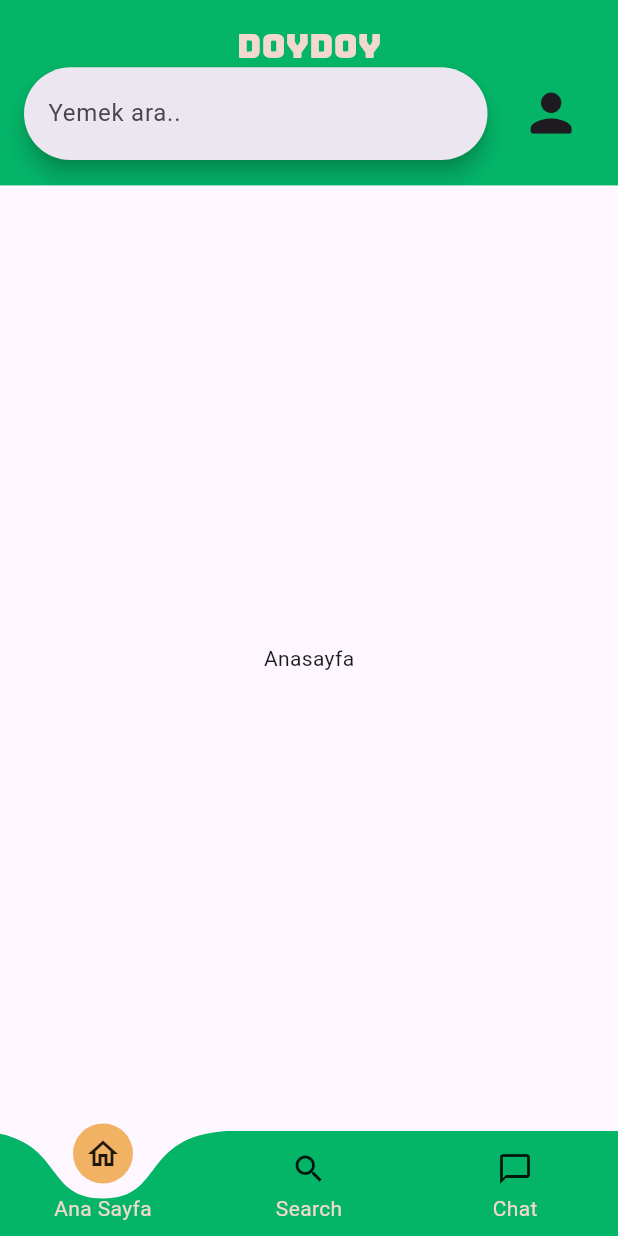
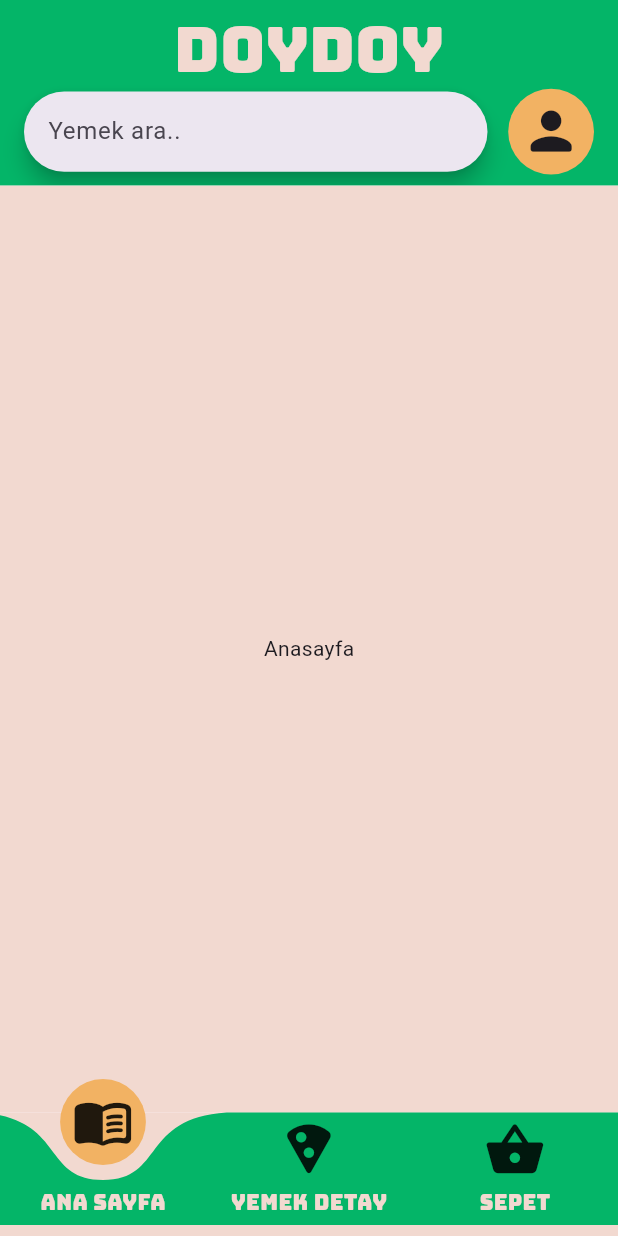
Before and after one commit to muratemreates/Yemek_Uygulamasi_bitirme_projesi, a Flutter app: the screen it shows after launch, on a phone screen of 412 x 824 dp. Run offline on Flutter 3.47's test engine with Material 3 defaults, Android fonts, the phone set to English and light mode, and no system bars; drawn by our look-alikes of curved_labeled_navigation_bar; our stand-ins replace google_fonts.

Commit message:
Çoklu ekran fonksiyonu eklendi tasarım iyilşetirmeleri yapıldı

```diff
--- a/lib/main.dart
+++ b/lib/main.dart
@@ -1,7 +1,9 @@
 import 'package:flutter/material.dart';
 import 'package:curved_labeled_navigation_bar/curved_navigation_bar.dart';
 import 'package:curved_labeled_navigation_bar/curved_navigation_bar_item.dart';
-import 'package:yemek_uygulamasi_bp/models/renklr.dart';
+import 'package:google_fonts/google_fonts.dart';
+import 'package:yemek_uygulamasi_bp/models/ekran_boyut.dart';
+import 'package:yemek_uygulamasi_bp/models/renkler.dart';
 import 'package:yemek_uygulamasi_bp/ui/views/anasayfa.dart';
 import 'package:yemek_uygulamasi_bp/ui/views/detay_sayfa.dart';
 import 'package:yemek_uygulamasi_bp/ui/views/sepet_sayfa.dart';
@@ -29,31 +31,37 @@ class _MyAppState extends State<MyApp> {
       home: Scaffold(
         body: sayfalar[index],
         bottomNavigationBar: CurvedNavigationBar(
+          iconPadding: EkranBoyut.yukseklik(context, 0.0175),
           animationCurve: Curves.elasticInOut,
-          animationDuration: Durations.extralong1,
+          animationDuration: Durations.long1,
           buttonBackgroundColor: Renkler().sari,
-          height: 70,
-          backgroundColor: Colors.transparent,
+          height: EkranBoyut.yukseklik(context, 0.1),
+          backgroundColor: Renkler().beyaz,
           color: Renkler().yesil,
           items: [
             CurvedNavigationBarItem(
-              labelStyle: TextStyle(color: Renkler().beyaz),
-              child: const Icon(
-                Icons.home_outlined,
+              labelStyle: GoogleFonts.bungee(color: Renkler().beyaz),
+              child: Icon(
+                Icons.menu_book_rounded,
+                size: EkranBoyut.yukseklik(context, 0.05),
               ),
               label: 'Ana Sayfa',
             ),
             CurvedNavigationBarItem(
-              labelStyle: TextStyle(color: Renkler().beyaz),
-              child: const Icon(Icons.search),
-              label: 'Search',
+              labelStyle: GoogleFonts.bungee(color: Renkler().beyaz),
+              child: Icon(
+                Icons.local_pizza_rounded,
+                size: EkranBoyut.yukseklik(context, 0.05),
+              ),
+              label: 'Yemek Detay',
             ),
             CurvedNavigationBarItem(
-              labelStyle: TextStyle(color: Renkler().beyaz),
-              child: const Icon(
-                Icons.chat_bubble_outline,
+              labelStyle: GoogleFonts.bungee(color: Renkler().beyaz),
+              child: Icon(
+                Icons.shopping_basket_rounded,
+                size: EkranBoyut.yukseklik(context, 0.05),
               ),
-              label: 'Chat',
+              label: 'Sepet',
             ),
           ],
           onTap: (index) {
--- /dev/null
+++ b/lib/models/ekran_boyut.dart
@@ -0,0 +1,22 @@
+import 'package:flutter/material.dart';
+
+class EkranBoyut {
+ static double yukseklik(BuildContext context, double sayi) {
+    var yukseklik = MediaQuery.of(context).size.height;
+    return yukseklik * sayi;
+  }
+
+  static double genislik(BuildContext context, double sayi) {
+    var genislik = MediaQuery.of(context).size.width;
+    return genislik * sayi;
+  }
+
+  static double ekranGenisligi(BuildContext context) {
+    var ekrangenisligi = MediaQuery.of(context).size.width;
+    return ekrangenisligi;
+  }
+   static double ekranYuksekligi(BuildContext context) {
+    var ekranYuksekligi = MediaQuery.of(context).size.height;
+    return ekranYuksekligi;
+  }
+}
--- a/lib/ui/views/anasayfa.dart
+++ b/lib/ui/views/anasayfa.dart
@@ -1,7 +1,8 @@
 import 'package:flutter/material.dart';
-import 'package:flutter/widgets.dart';
 import 'package:google_fonts/google_fonts.dart';
-import 'package:yemek_uygulamasi_bp/models/renklr.dart';
+import 'package:yemek_uygulamasi_bp/models/ekran_boyut.dart';
+import 'package:yemek_uygulamasi_bp/models/renkler.dart';
+import 'package:yemek_uygulamasi_bp/ui/views/profil.dart';
 
 class Anasayfa extends StatefulWidget {
   const Anasayfa({super.key});
@@ -13,12 +14,9 @@ class Anasayfa extends StatefulWidget {
 class _AnasayfaState extends State<Anasayfa> {
   @override
   Widget build(BuildContext context) {
-    var genislik = MediaQuery.of(context).size.width;
-    var yukseklik = MediaQuery.of(context).size.height;
-
     return Scaffold(
         appBar: AppBar(
-          toolbarHeight: yukseklik * 0.15,
+          toolbarHeight: EkranBoyut.yukseklik(context, 0.15),
           backgroundColor: Renkler().yesil,
           title: Column(
             crossAxisAlignment: CrossAxisAlignment.center,
@@ -26,31 +24,46 @@ class _AnasayfaState extends State<Anasayfa> {
               Text(
                 "DoyDoy",
                 style: GoogleFonts.bungee(
-                  color: Renkler().beyaz,
-                ),
+                    color: Renkler().beyaz,
+                    fontSize: EkranBoyut.yukseklik(context, 0.05)),
               ),
               Row(
                 children: [
                   SizedBox(
-                      height: yukseklik * 0.075,
-                      width: genislik * 0.75,
+                      height: EkranBoyut.yukseklik(context, 0.065),
+                      width: EkranBoyut.genislik(context, 0.75),
                       child: const SearchBar(
                         hintText: "Yemek ara..",
                       )),
                   const Spacer(),
-                  IconButton(
-                      onPressed: () {},
-                      icon: Icon(
-                        Icons.person_rounded,
-                        size: yukseklik * 0.05,
-                      ))
+                  Container(
+                    decoration: BoxDecoration(
+                        borderRadius: BorderRadius.circular(
+                            EkranBoyut.genislik(context, 0.075)),
+                        color: Renkler().sari),
+                    child: IconButton(
+                        onPressed: () {
+                          Navigator.push(
+                                  context,
+                                  MaterialPageRoute(
+                                      builder: (context) => const Profil()))
+                              .then((value) => print("Anasayfaya dönüldü"));
+                        },
+                        icon: Icon(
+                          Icons.person_rounded,
+                          size: EkranBoyut.yukseklik(context, 0.05),
+                        )),
+                  )
                 ],
               )
             ],
           ),
         ),
-        body: const Center(
-          child: Text("Anasayfa"),
+        body: Container(
+          color: Renkler().beyaz,
+          child: const Center(
+            child: Text("Anasayfa"),
+          ),
         ));
   }
 }
--- /dev/null
+++ b/lib/ui/views/profil.dart
@@ -0,0 +1,20 @@
+import 'package:flutter/material.dart';
+
+class Profil extends StatefulWidget {
+  const Profil({super.key});
+
+  @override
+  State<Profil> createState() => _ProfilState();
+}
+
+class _ProfilState extends State<Profil> {
+  @override
+  Widget build(BuildContext context) {
+    return Scaffold(
+      appBar: AppBar(title: const Text('Profile')),
+      body: const Center(
+        child: Text("Profil sayfası"),
+      ),
+    );
+  }
+}
```
Also changed, not shown: lib/models/renkler.dart (renamed from lib/models/renklr.dart).
